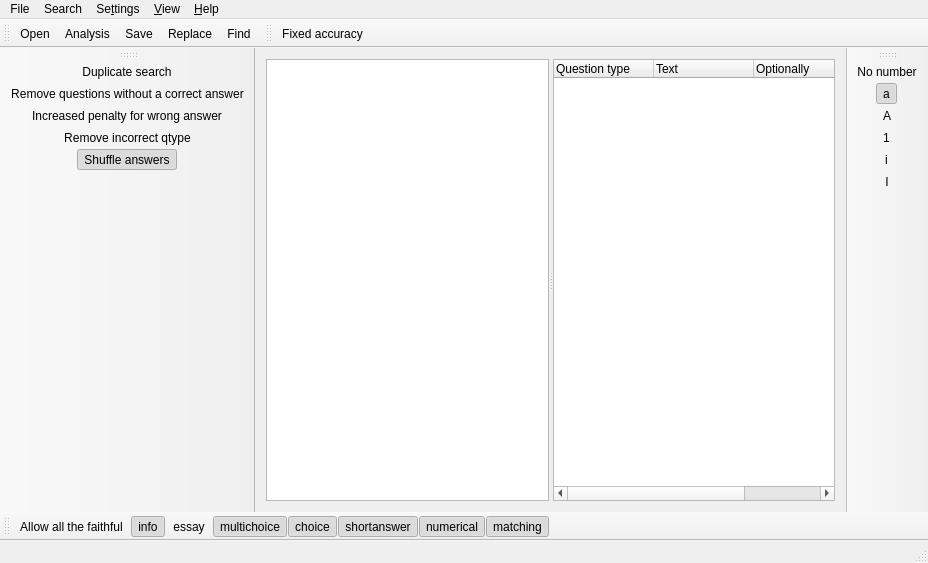
Before: the Qt Designer form mainwindow.ui in schmidtevgeny/moodle_question_import, drawn with Qt 5.
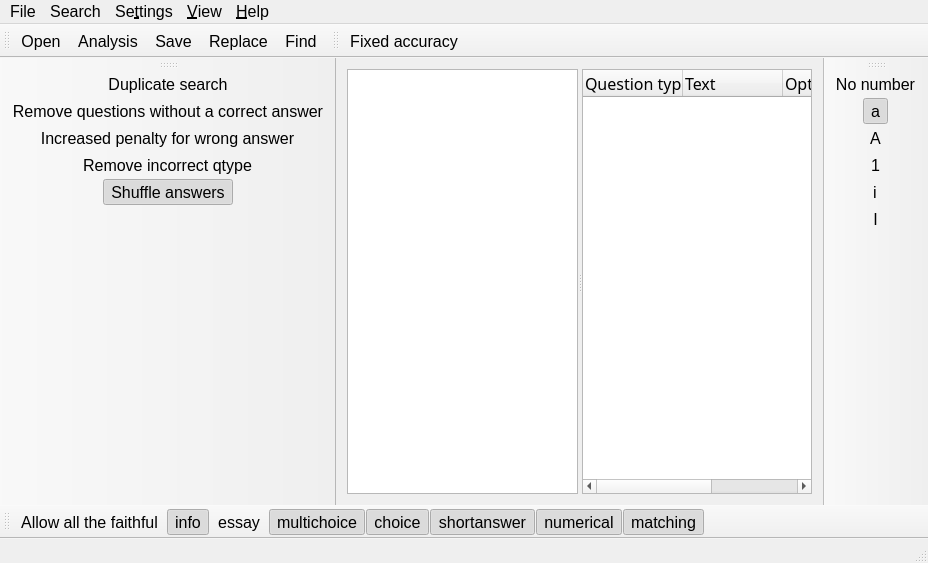
After: the same form once the commit is applied. Icons and pictures are not drawn.

What changed in the file:
```diff
--- a/mainwindow.ui
+++ b/mainwindow.ui
@@ -10,6 +10,12 @@
     <height>563</height>
    </rect>
   </property>
+  <property name="font">
+   <font>
+    <family>Arial</family>
+    <pointsize>12</pointsize>
+   </font>
+  </property>
   <property name="windowTitle">
    <string>Test Converter</string>
   </property>
@@ -20,8 +26,21 @@
       <property name="orientation">
        <enum>Qt::Orientation::Horizontal</enum>
       </property>
-      <widget class="QTextEdit" name="plain"/>
+      <widget class="QTextEdit" name="plain">
+       <property name="font">
+        <font>
+         <family>Hack Nerd Font</family>
+         <pointsize>14</pointsize>
+        </font>
+       </property>
+      </widget>
       <widget class="QTreeWidget" name="tree">
+       <property name="font">
+        <font>
+         <family>Hack Nerd Font</family>
+         <pointsize>12</pointsize>
+        </font>
+       </property>
        <property name="contextMenuPolicy">
         <enum>Qt::ContextMenuPolicy::NoContextMenu</enum>
        </property>
@@ -71,7 +90,7 @@
      <x>0</x>
      <y>0</y>
      <width>928</width>
-     <height>30</height>
+     <height>24</height>
     </rect>
    </property>
    <widget class="QMenu" name="fileMenu">
```
Left out of the diff: 24 changed lines with no effect on the pictures.
